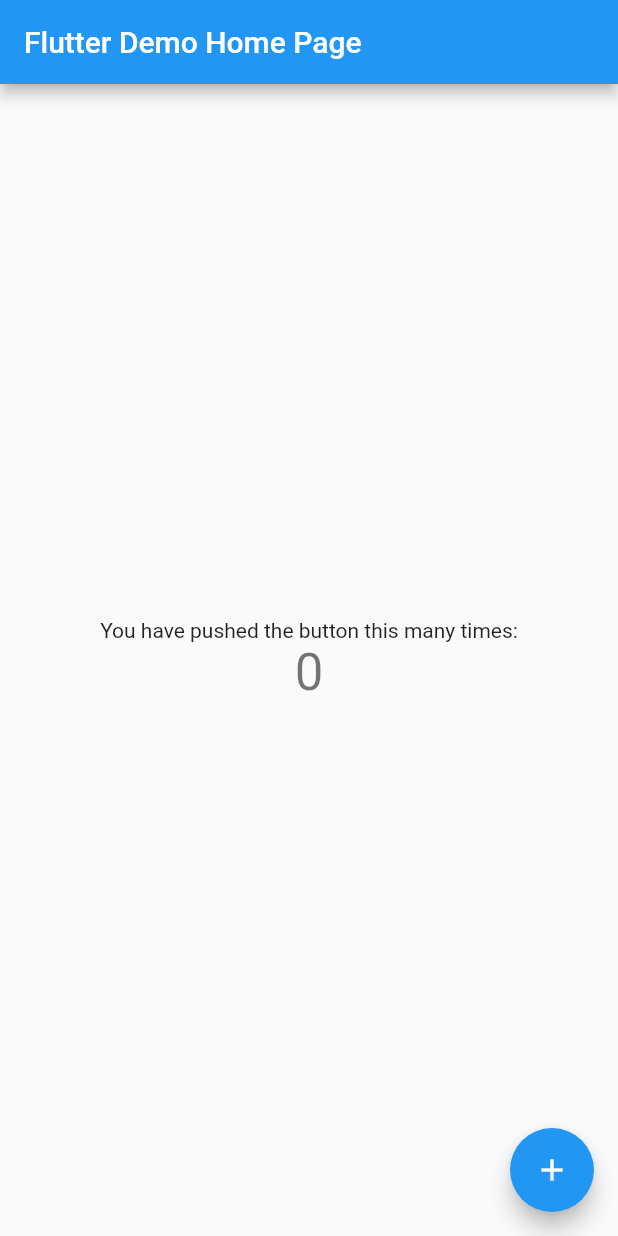
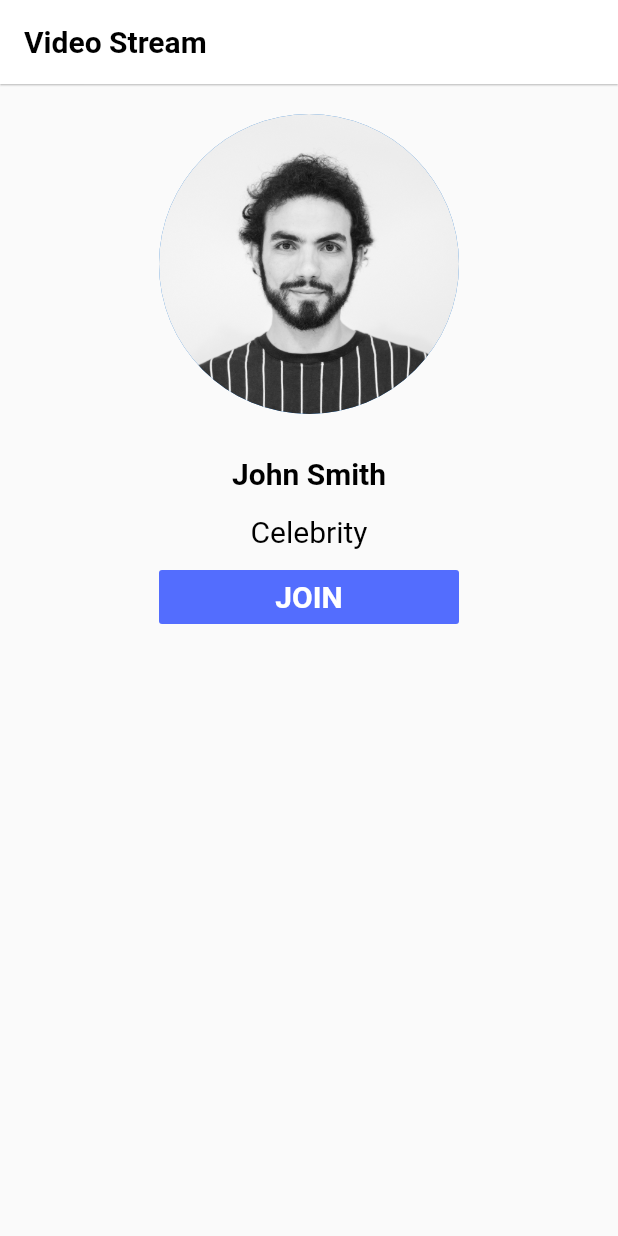
Before and after one commit to Gauravkatva/video_stream, a Flutter app: the screen it shows after launch, on a phone screen of 412 x 824 dp. Run offline on Flutter 3.47's test engine with Material 2 defaults, Android fonts, the phone set to English and light mode, and no system bars; our stand-ins replace permission_handler.

Commit message:
First commit

```diff
--- a/lib/main.dart
+++ b/lib/main.dart
@@ -1,117 +1,15 @@
 import 'package:flutter/material.dart';
+import 'package:video_stream/screen/lending.dart';
 
 void main() {
   runApp(MyApp());
 }
 
 class MyApp extends StatelessWidget {
-  // This widget is the root of your application.
   @override
   Widget build(BuildContext context) {
     return MaterialApp(
-      title: 'Flutter Demo',
-      theme: ThemeData(
-        // This is the theme of your application.
-        //
-        // Try running your application with "flutter run". You'll see the
-        // application has a blue toolbar. Then, without quitting the app, try
-        // changing the primarySwatch below to Colors.green and then invoke
-        // "hot reload" (press "r" in the console where you ran "flutter run",
-        // or simply save your changes to "hot reload" in a Flutter IDE).
-        // Notice that the counter didn't reset back to zero; the application
-        // is not restarted.
-        primarySwatch: Colors.blue,
-        // This makes the visual density adapt to the platform that you run
-        // the app on. For desktop platforms, the controls will be smaller and
-        // closer together (more dense) than on mobile platforms.
-        visualDensity: VisualDensity.adaptivePlatformDensity,
-      ),
-      home: MyHomePage(title: 'Flutter Demo Home Page'),
+      home: Lending(),
     );
   }
 }
-
-class MyHomePage extends StatefulWidget {
-  MyHomePage({Key key, this.title}) : super(key: key);
-
-  // This widget is the home page of your application. It is stateful, meaning
-  // that it has a State object (defined below) that contains fields that affect
-  // how it looks.
-
-  // This class is the configuration for the state. It holds the values (in this
-  // case the title) provided by the parent (in this case the App widget) and
-  // used by the build method of the State. Fields in a Widget subclass are
-  // always marked "final".
-
-  final String title;
-
-  @override
-  _MyHomePageState createState() => _MyHomePageState();
-}
-
-class _MyHomePageState extends State<MyHomePage> {
-  int _counter = 0;
-
-  void _incrementCounter() {
-    setState(() {
-      // This call to setState tells the Flutter framework that something has
-      // changed in this State, which causes it to rerun the build method below
-      // so that the display can reflect the updated values. If we changed
-      // _counter without calling setState(), then the build method would not be
-      // called again, and so nothing would appear to happen.
-      _counter++;
-    });
-  }
-
-  @override
-  Widget build(BuildContext context) {
-    // This method is rerun every time setState is called, for instance as done
-    // by the _incrementCounter method above.
-    //
-    // The Flutter framework has been optimized to make rerunning build methods
-    // fast, so that you can just rebuild anything that needs updating rather
-    // than having to individually change instances of widgets.
-    return Scaffold(
-      appBar: AppBar(
-        // Here we take the value from the MyHomePage object that was created by
-        // the App.build method, and use it to set our appbar title.
-        title: Text(widget.title),
-      ),
-      body: Center(
-        // Center is a layout widget. It takes a single child and positions it
-        // in the middle of the parent.
-        child: Column(
-          // Column is also a layout widget. It takes a list of children and
-          // arranges them vertically. By default, it sizes itself to fit its
-          // children horizontally, and tries to be as tall as its parent.
-          //
-          // Invoke "debug painting" (press "p" in the console, choose the
-          // "Toggle Debug Paint" action from the Flutter Inspector in Android
-          // Studio, or the "Toggle Debug Paint" command in Visual Studio Code)
-          // to see the wireframe for each widget.
-          //
-          // Column has various properties to control how it sizes itself and
-          // how it positions its children. Here we use mainAxisAlignment to
-          // center the children vertically; the main axis here is the vertical
-          // axis because Columns are vertical (the cross axis would be
-          // horizontal).
-          mainAxisAlignment: MainAxisAlignment.center,
-          children: <Widget>[
-            Text(
-              'You have pushed the button this many times:',
-            ),
-            Text(
-              '$_counter',
-              style: Theme.of(context).textTheme.headline4,
-            ),
-          ],
-        ),
-      ),
-      floatingActionButton: FloatingActionButton(
-        onPressed: _incrementCounter,
-        tooltip: 'Increment',
-        child: Icon(Icons.add),
-      ), // This trailing comma makes auto-formatting nicer for build methods.
-    );
-  }
-}
--- /dev/null
+++ b/lib/screen/lending.dart
@@ -0,0 +1,77 @@
+import 'package:flutter/material.dart';
+import 'package:permission_handler/permission_handler.dart';
+
+class Lending extends StatefulWidget {
+  @override
+  _LendingState createState() => _LendingState();
+}
+
+class _LendingState extends State<Lending> {
+  @override
+  Widget build(BuildContext context) {
+    return Scaffold(
+      appBar: AppBar(
+        elevation: 0.5,
+        backgroundColor: Colors.white,
+        title: Text(
+          "Video Stream",
+          style: TextStyle(
+            fontSize: 20,
+            color: Colors.black,
+            fontWeight: FontWeight.bold,
+          ),
+        ),
+      ),
+      body: Center(
+        child: Column(
+          children: [
+            Padding(
+              padding: const EdgeInsets.all(20.0),
+              child: CircleAvatar(
+                backgroundImage: AssetImage("assets/person_image.jpg"),
+                radius: 100,
+              ),
+            ),
+            Padding(
+              padding: const EdgeInsets.all(8.0),
+              child: Text(
+                "John Smith",
+                style: TextStyle(
+                  fontSize: 20,
+                  color: Colors.black,
+                  fontWeight: FontWeight.bold,
+                ),
+              ),
+            ),
+            Padding(
+              padding: const EdgeInsets.all(8.0),
+              child: Text(
+                "Celebrity",
+                style: TextStyle(
+                  fontSize: 20,
+                  color: Colors.black,
+                ),
+              ),
+            ),
+            SizedBox(
+              width: 200,
+              child: FlatButton(
+                splashColor: Colors.black,
+                onPressed: () {},
+                child: Text(
+                  "JOIN",
+                  style: TextStyle(
+                    fontSize: 20,
+                    color: Colors.white,
+                    fontWeight: FontWeight.bold,
+                  ),
+                ),
+                color: Colors.indigoAccent,
+              ),
+            ),
+          ],
+        ),
+      ),
+    );
+  }
+}
--- /dev/null
+++ b/lib/utils/settings.dart
@@ -0,0 +1,5 @@
+/// Keep APP_ID, TOKEN and Channel Name Here
+
+const APP_ID = "4490eac52e3946fab50c99e698e59de2";
+const TOKEN = "";
+const Channel_Name = "GauravTest";
```
Also changed, not shown: pubspec.yaml (+4 -3 lines), assets/person_image.jpg (added), lib/screen/call_screen.dart (added), 5 other files.
